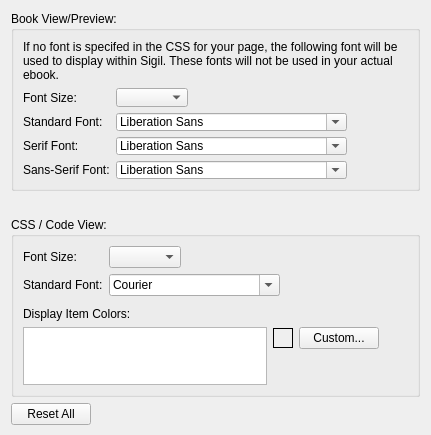
Old version of the form src/Sigil/Form_Files/PAppearanceWidget.ui in the repository Sigil-Ebook/Sigil.
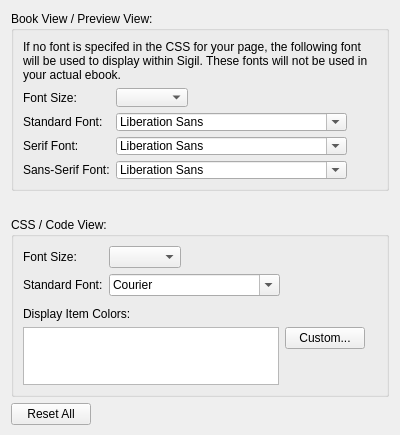
New version of the form.

Commit message: Further issue 1248 tweaks to the Appearance widget, changing label/warnings, add more font sizes, fixing some Qt resizing issues and putting a custom delegate in place to paint the colours next to each item in the list.

What changed in the file:
```diff
--- a/src/Sigil/Form_Files/PAppearanceWidget.ui
+++ b/src/Sigil/Form_Files/PAppearanceWidget.ui
@@ -6,8 +6,8 @@
    <rect>
     <x>0</x>
     <y>0</y>
-    <width>431</width>
-    <height>424</height>
+    <width>400</width>
+    <height>300</height>
    </rect>
   </property>
   <property name="windowTitle">
@@ -17,7 +17,7 @@
    <item>
     <widget class="QGroupBox" name="groupBoxBookView">
      <property name="title">
-      <string>Book View/Preview:</string>
+      <string>Book View / Preview View:</string>
      </property>
      <layout class="QVBoxLayout" name="verticalLayoutBV">
       <item>
@@ -114,7 +114,7 @@
           </property>
           <property name="sizeHint" stdset="0">
            <size>
-            <width>40</width>
+            <width>0</width>
             <height>20</height>
            </size>
           </property>
@@ -206,7 +206,7 @@
           </property>
           <property name="sizeHint" stdset="0">
            <size>
-            <width>40</width>
+            <width>0</width>
             <height>20</height>
            </size>
           </property>
@@ -224,7 +224,7 @@
         </property>
         <property name="sizeHint" stdset="0">
          <size>
-          <width>20</width>
+          <width>0</width>
           <height>5</height>
          </size>
         </property>
@@ -242,43 +242,30 @@
         <item row="1" column="0" rowspan="2">
          <widget class="QListWidget" name="codeViewColorsList"/>
         </item>
-        <item row="1" column="1">
-         <widget class="QLabel" name="swatchLabel">
+        <item row="1" column="1" alignment="Qt::AlignTop">
+         <widget class="QPushButton" name="customColorButton">
           <property name="sizePolicy">
-           <sizepolicy hsizetype="Fixed" vsizetype="Fixed">
+           <sizepolicy hsizetype="Preferred" vsizetype="Fixed">
             <horstretch>0</horstretch>
             <verstretch>0</verstretch>
            </sizepolicy>
           </property>
-          <property name="minimumSize">
-           <size>
-            <width>20</width>
-            <height>20</height>
-           </size>
+          <property name="toolTip">
+           <string>Specify an alternative color for this display item</string>
           </property>
-          <property name="autoFillBackground">
-           <bool>true</bool>
-          </property>
-          <property name="frameShape">
-           <enum>QFrame::Box</enum>
-          </property>
-         </widget>
-        </item>
-        <item row="1" column="2" alignment="Qt::AlignTop">
-         <widget class="QPushButton" name="customColorButton">
           <property name="text">
            <string>Custom...</string>
           </property>
          </widget>
         </item>
-        <item row="1" column="3">
+        <item row="1" column="2">
          <spacer name="horizontalSpacer">
           <property name="orientation">
            <enum>Qt::Horizontal</enum>
           </property>
           <property name="sizeHint" stdset="0">
            <size>
-            <width>40</width>
+            <width>0</width>
             <height>20</height>
            </size>
           </property>
@@ -324,7 +311,7 @@
      <property name="sizeHint" stdset="0">
       <size>
        <width>20</width>
-       <height>100</height>
+       <height>0</height>
       </size>
      </property>
     </spacer>
```
Left out of the diff: 10 changed lines with no effect on the pictures. The commit also changes 2 other files.
